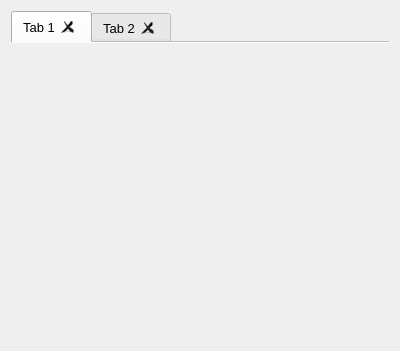
This is Vespucci/GUI/Display/dataviewer.ui in VespucciProject/Vespucci as Qt 5 draws it before an edit. The edited form follows.
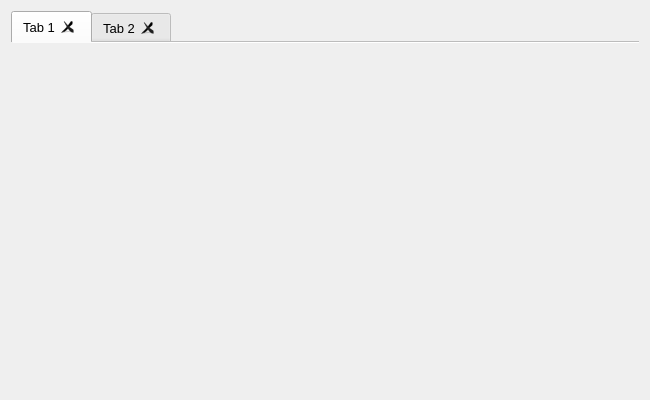
This is the edited form. Icons and pictures are not drawn.

Diff of the .ui file:
```diff
--- a/Vespucci/GUI/Display/dataviewer.ui
+++ b/Vespucci/GUI/Display/dataviewer.ui
@@ -6,8 +6,8 @@
    <rect>
     <x>0</x>
     <y>0</y>
-    <width>400</width>
-    <height>351</height>
+    <width>650</width>
+    <height>400</height>
    </rect>
   </property>
   <property name="font">
```
